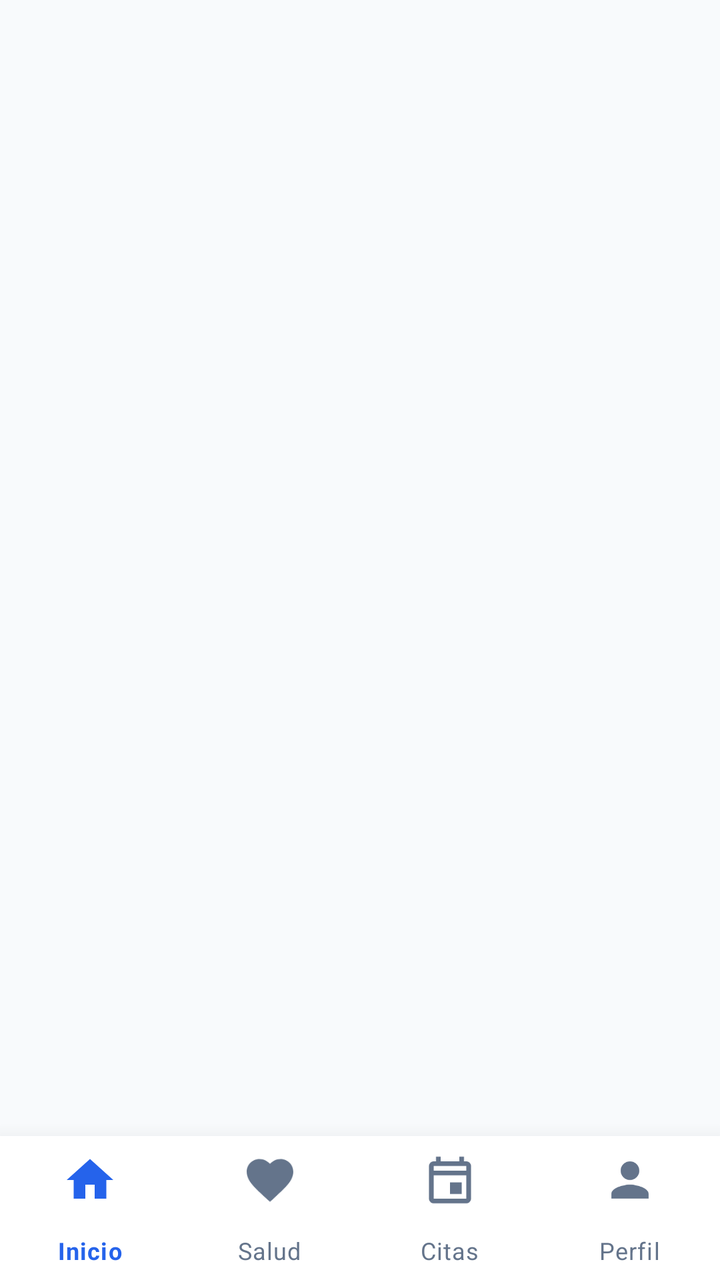
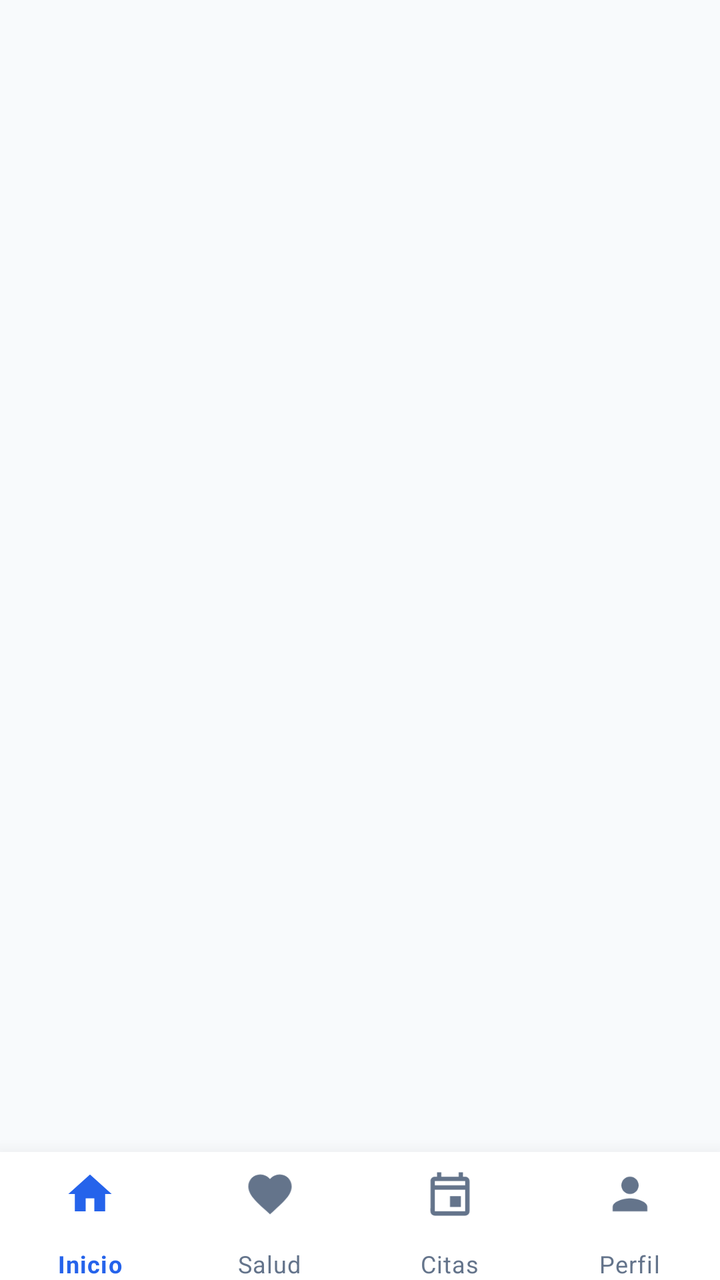

Screens rendered from an Android XML layout before and after an edit, with the pre-edit source and the edit as a unified diff.
<!-- AndroidManifest.xml: application theme AppTheme -->
<!-- res/layout/activity_main.xml -->
<?xml version="1.0" encoding="utf-8"?>
<LinearLayout xmlns:android="http://schemas.android.com/apk/res/android"
    xmlns:app="http://schemas.android.com/apk/res-auto"
    android:layout_width="match_parent"
    android:layout_height="match_parent"
    android:orientation="vertical">

    <FrameLayout
        android:id="@+id/fragmentContainer"
        android:layout_width="match_parent"
        android:layout_height="0dp"
        android:layout_weight="1" />

    <com.google.android.material.bottomnavigation.BottomNavigationView
        android:id="@+id/bottomNavigationView"
        android:layout_width="match_parent"
        android:layout_height="72dp"
        android:background="@color/card_background"
        app:elevation="16dp"
        app:menu="@menu/bottom_navigation_menu"
        app:itemIconTint="@color/bottom_nav_colors"
        app:itemTextColor="@color/bottom_nav_colors"
        app:itemIconSize="28dp"
        app:labelVisibilityMode="labeled" />

</LinearLayout>
<!-- resources referenced by this layout -->
<resources>
  <color name="card_background">#FFFFFF</color>
  <style name="AppTheme" parent="Theme.MaterialComponents.Light.NoActionBar">
          <item name="colorPrimary">@color/primary</item>
          <item name="colorPrimaryDark">@color/primary_dark</item>
          <item name="colorAccent">@color/accent</item>
          <item name="android:windowBackground">@color/background</item>
          <item name="bottomNavigationStyle">@style/CustomBottomNavigation</item>
      </style>
  <color name="primary">#2563EB</color>
  <color name="primary_dark">#1E40AF</color>
  <color name="accent">#10B981</color>
  <color name="background">#F8FAFC</color>
  <style name="CustomBottomNavigation" parent="Widget.MaterialComponents.BottomNavigationView">
          <item name="labelVisibilityMode">labeled</item>
          <item name="itemIconSize">22dp</item>
          <item name="itemRippleColor">@color/primary_light</item>
          <item name="backgroundTint">@color/white</item>
          <item name="itemIconTint">@color/selector_nav_color</item>
          <item name="itemTextColor">@color/selector_nav_color</item>
          <item name="android:paddingTop">0dp</item>
          <item name="android:paddingBottom">0dp</item>
      </style>
  <color name="primary_light">#DBEAFE</color>
  <color name="white">#FFFFFF</color>
</resources>

<!-- the commit's change to res/layout/activity_main.xml (unified diff, before → after) -->
@@ -14,13 +14,15 @@
     <com.google.android.material.bottomnavigation.BottomNavigationView
         android:id="@+id/bottomNavigationView"
         android:layout_width="match_parent"
-        android:layout_height="72dp"
+        android:layout_height="64dp"
         android:background="@color/card_background"
         app:elevation="16dp"
         app:menu="@menu/bottom_navigation_menu"
         app:itemIconTint="@color/bottom_nav_colors"
         app:itemTextColor="@color/bottom_nav_colors"
-        app:itemIconSize="28dp"
-        app:labelVisibilityMode="labeled" />
+        app:itemIconSize="26dp"
+        app:labelVisibilityMode="labeled"
+        app:itemPaddingTop="8dp"
+        app:itemPaddingBottom="2dp" />
 
 </LinearLayout>
